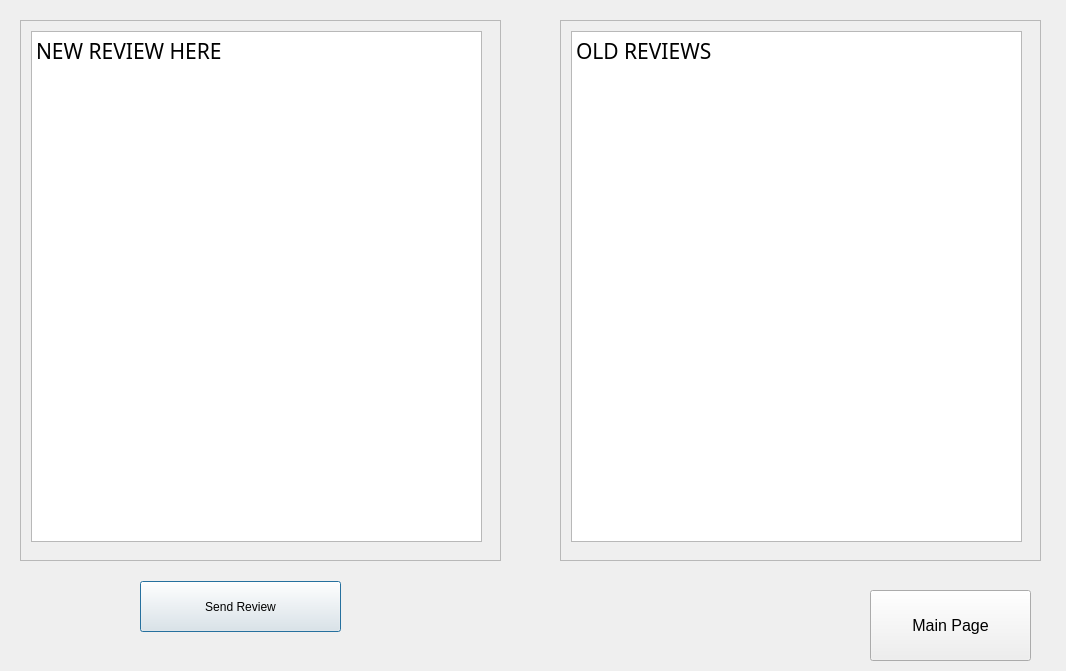
Before: the Qt Designer form Review.ui in CS1C-MEGA-QTs/CS1C-Project-1, drawn with Qt 5.
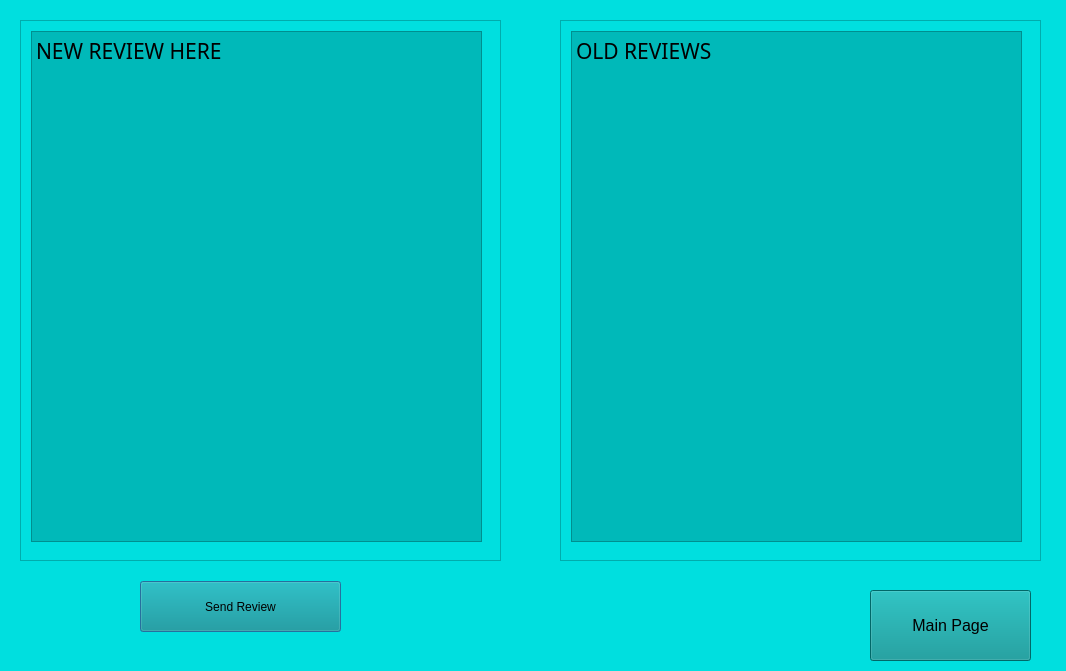
After: the same form once the commit is applied.

The edit to the form file:
```diff
--- a/Review.ui
+++ b/Review.ui
@@ -13,6 +13,9 @@
   <property name="windowTitle">
    <string>Dialog</string>
   </property>
+  <property name="styleSheet">
+   <string notr="true">background-color: rgb(0, 223, 223);</string>
+  </property>
   <widget class="QScrollArea" name="NewReview">
    <property name="geometry">
     <rect>
@@ -49,6 +52,9 @@
        <pointsize>16</pointsize>
       </font>
      </property>
+     <property name="styleSheet">
+      <string notr="true">background-color: rgb(0, 185, 185);</string>
+     </property>
      <property name="html">
       <string>&lt;!DOCTYPE HTML PUBLIC &quot;-//W3C//DTD HTML 4.0//EN&quot; &quot;http://www.w3.org/TR/REC-html40/strict.dtd&quot;&gt;
 &lt;html&gt;&lt;head&gt;&lt;meta name=&quot;qrichtext&quot; content=&quot;1&quot; /&gt;&lt;style type=&quot;text/css&quot;&gt;
@@ -95,6 +101,9 @@
        <pointsize>16</pointsize>
       </font>
      </property>
+     <property name="styleSheet">
+      <string notr="true">background-color: rgb(0, 185, 185);</string>
+     </property>
      <property name="html">
       <string>&lt;!DOCTYPE HTML PUBLIC &quot;-//W3C//DTD HTML 4.0//EN&quot; &quot;http://www.w3.org/TR/REC-html40/strict.dtd&quot;&gt;
 &lt;html&gt;&lt;head&gt;&lt;meta name=&quot;qrichtext&quot; content=&quot;1&quot; /&gt;&lt;style type=&quot;text/css&quot;&gt;
@@ -114,6 +123,9 @@
      <height>51</height>
     </rect>
    </property>
+   <property name="styleSheet">
+    <string notr="true">background-color: rgb(0, 145, 145);</string>
+   </property>
    <property name="text">
     <string>Send Review</string>
    </property>
@@ -132,6 +144,9 @@
      <pointsize>12</pointsize>
     </font>
    </property>
+   <property name="styleSheet">
+    <string notr="true">background-color: rgb(0, 145, 145);</string>
+   </property>
    <property name="text">
     <string>Main Page</string>
    </property>
```
